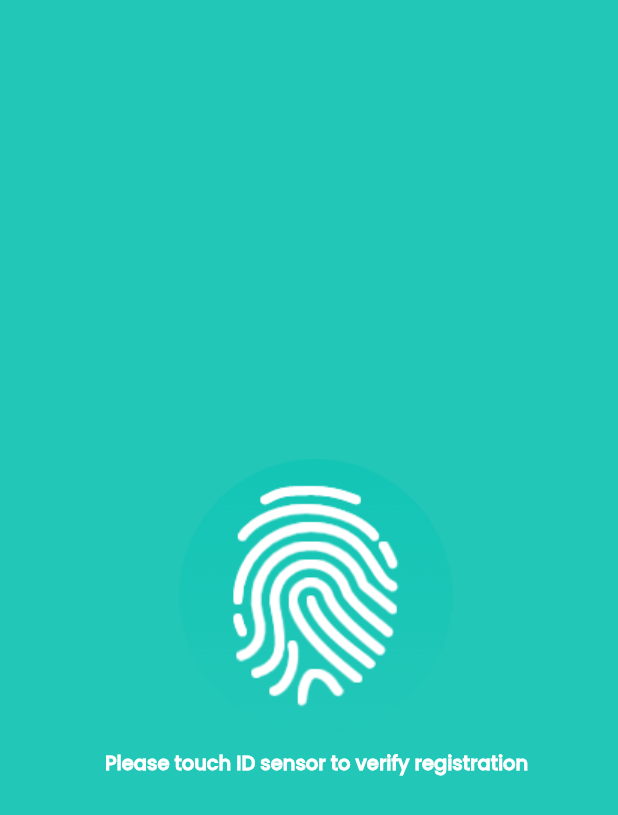
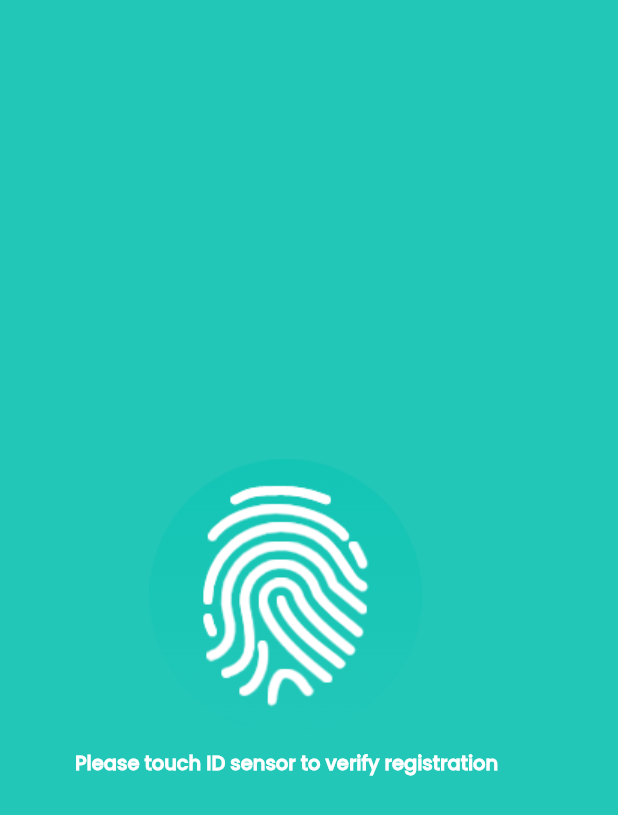
Before and after one commit to mido4315/hospital_system, a Flutter app: the screen it shows after launch, after a tap on the "arrow right alt" icon, on a phone screen of 412 x 824 dp. Shown: the top 815 px of the screen. Run offline on Flutter 3.47's test engine with Material 2 defaults, Android fonts, the phone set to English and light mode, and no system bars; our stand-ins replace local_auth.

Commit message:
attendance and leaving screens widgets

```diff
--- a/lib/features/attendance and leaving/Presentation/Views/Screens/Attendance and Leaving_Screen.dart
+++ b/lib/features/attendance and leaving/Presentation/Views/Screens/Attendance and Leaving_Screen.dart
@@ -34,7 +34,7 @@ class AttendanceandLeaving extends StatelessWidget {
               ContainerBox(
                 width: width,
                 height: height,
-                iconData: Icons.cabin,
+                iconData: Icons.close_outlined,
                 title: 'Leaving',
                 subtitle: '04 : 00 pm',
                 color: Colors.deepOrange,
--- a/lib/features/attendance and leaving/Presentation/Views/Widgets/Finger_Print.dart
+++ b/lib/features/attendance and leaving/Presentation/Views/Widgets/Finger_Print.dart
@@ -29,7 +29,7 @@ class _FingerPrintState extends State<FingerPrint> {
   @override
   Widget build(BuildContext context) {
     return Padding(
-      padding: const EdgeInsets.fromLTRB(70, 0, 0, 0),
+      padding: const EdgeInsets.fromLTRB(50, 0, 0, 0),
       child: Column(
         children: [
           Container(
```
